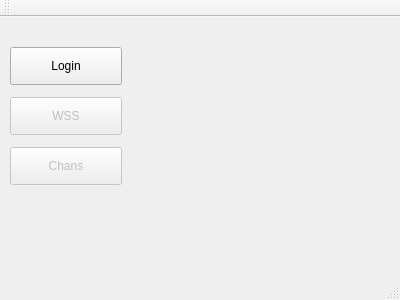
Qt form mainwindow.ui (pinaraf/Slacken) before a commit.
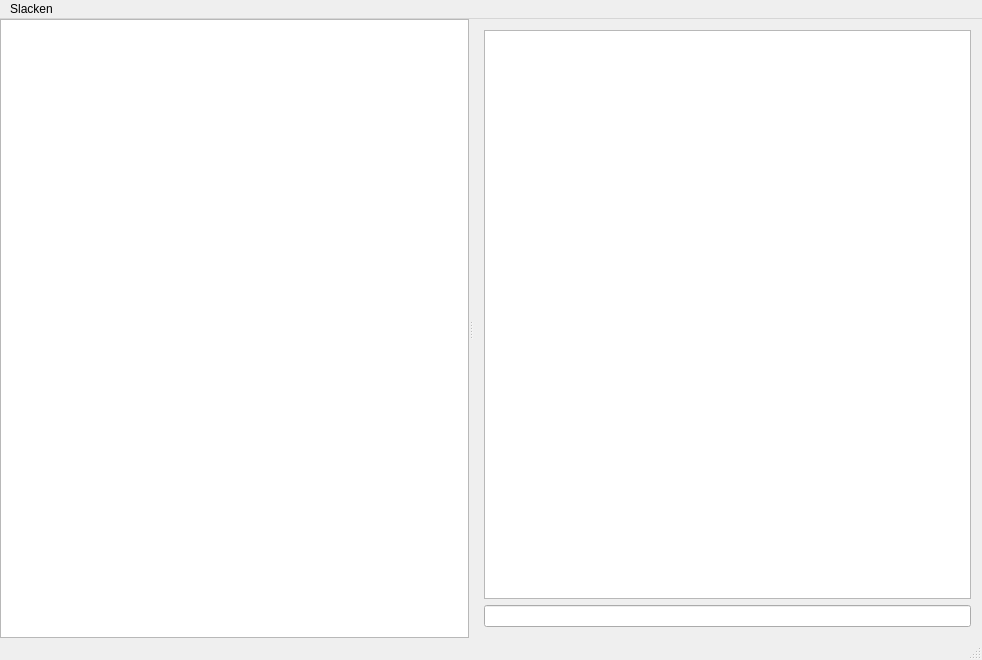
The same form after that commit.

What changed in the file:
```diff
--- a/mainwindow.ui
+++ b/mainwindow.ui
@@ -6,77 +6,71 @@
    <rect>
     <x>0</x>
     <y>0</y>
-    <width>400</width>
-    <height>300</height>
+    <width>982</width>
+    <height>660</height>
    </rect>
   </property>
   <property name="windowTitle">
    <string>MainWindow</string>
   </property>
   <widget class="QWidget" name="centralWidget">
-   <widget class="QPushButton" name="pushButton">
-    <property name="geometry">
-     <rect>
-      <x>10</x>
-      <y>30</y>
-      <width>112</width>
-      <height>38</height>
-     </rect>
+   <layout class="QGridLayout" name="gridLayout">
+    <property name="leftMargin">
+     <number>0</number>
     </property>
-    <property name="text">
-     <string>Login</string>
+    <property name="topMargin">
+     <number>0</number>
     </property>
-   </widget>
-   <widget class="QPushButton" name="pushButton_2">
-    <property name="enabled">
-     <bool>false</bool>
+    <property name="rightMargin">
+     <number>0</number>
     </property>
-    <property name="geometry">
-     <rect>
-      <x>10</x>
-      <y>80</y>
-      <width>112</width>
-      <height>38</height>
-     </rect>
+    <property name="bottomMargin">
+     <number>0</number>
     </property>
-    <property name="text">
-     <string>WSS</string>
-    </property>
-   </widget>
-   <widget class="QPushButton" name="pushButton_3">
-    <property name="enabled">
-     <bool>false</bool>
-    </property>
-    <property name="geometry">
-     <rect>
-      <x>10</x>
-      <y>130</y>
-      <width>112</width>
-      <height>38</height>
-     </rect>
-    </property>
-    <property name="text">
-     <string>Chans</string>
-    </property>
-   </widget>
+    <item row="0" column="0">
+     <widget class="QSplitter" name="splitter">
+      <property name="orientation">
+       <enum>Qt::Horizontal</enum>
+      </property>
+      <widget class="QListWidget" name="channelListWidget">
+       <property name="sizePolicy">
+        <sizepolicy hsizetype="Minimum" vsizetype="Expanding">
+         <horstretch>0</horstretch>
+         <verstretch>0</verstretch>
+        </sizepolicy>
+       </property>
+      </widget>
+      <widget class="QWidget" name="">
+       <layout class="QVBoxLayout" name="verticalLayout_2">
+        <item>
+         <widget class="QTextBrowser" name="historyView"/>
+        </item>
+        <item>
+         <widget class="QLineEdit" name="newMessage"/>
+        </item>
+       </layout>
+      </widget>
+     </widget>
+    </item>
+   </layout>
   </widget>
   <widget class="QMenuBar" name="menuBar">
    <property name="geometry">
     <rect>
      <x>0</x>
      <y>0</y>
-     <width>400</width>
+     <width>982</width>
      <height>31</height>
     </rect>
    </property>
-  </widget>
-  <widget class="QToolBar" name="mainToolBar">
-   <attribute name="toolBarArea">
-    <enum>TopToolBarArea</enum>
-   </attribute>
-   <attribute name="toolBarBreak">
-    <bool>false</bool>
-   </attribute>
+   <widget class="QMenu" name="menuSlacken">
+    <property name="title">
+     <string>Slacken</string>
+    </property>
+    <addaction name="actionLogin"/>
+    <addaction name="actionQuit"/>
+   </widget>
+   <addaction name="menuSlacken"/>
   </widget>
   <widget class="QStatusBar" name="statusBar"/>
  </widget>
```
Left out of the diff: 12 changed lines with no effect on the pictures.
